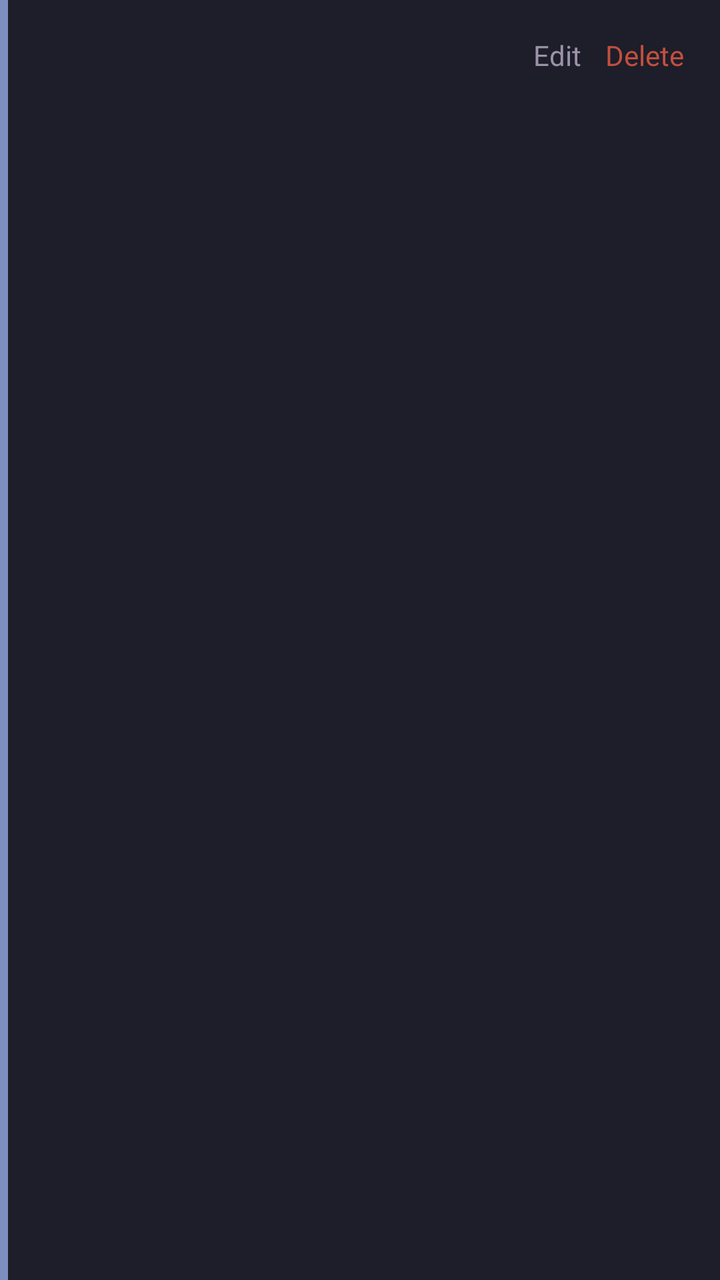
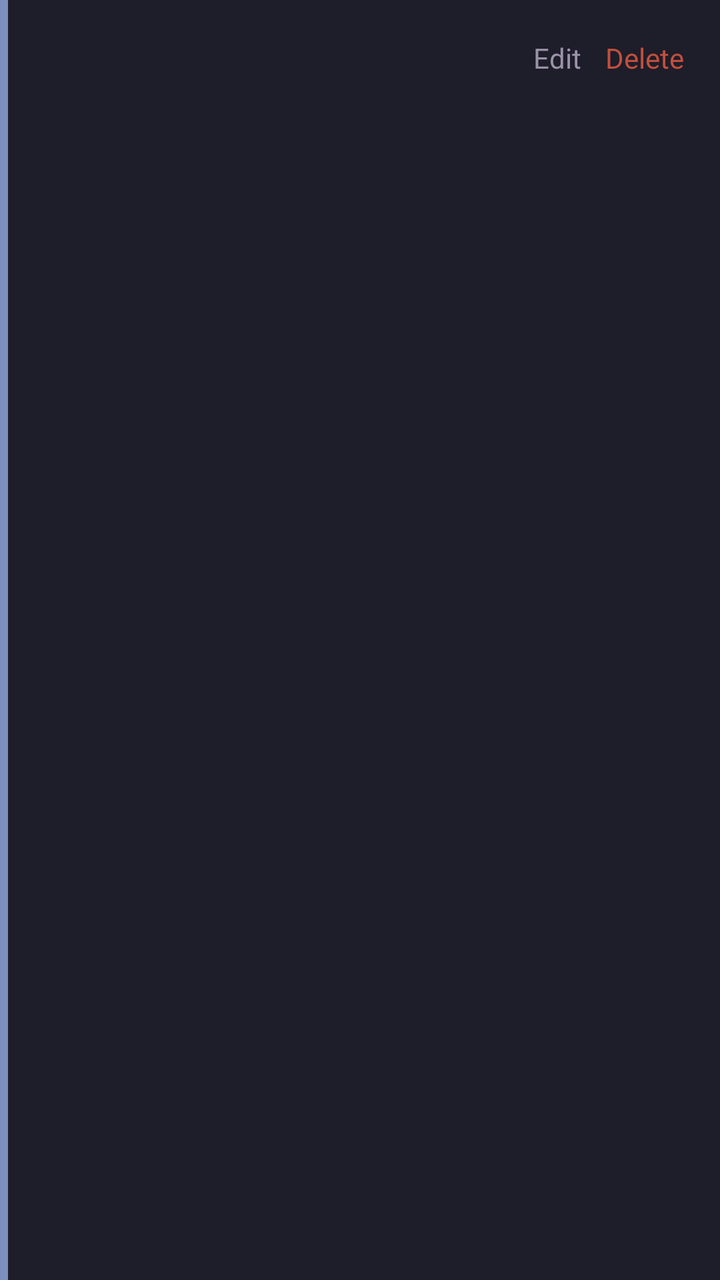

Screens rendered from an Android XML layout before and after an edit, with the pre-edit source and the edit as a unified diff.
<!-- AndroidManifest.xml: application theme Theme.WanderersGrimoire -->
<!-- res/layout/item_row.xml -->
<?xml version="1.0" encoding="utf-8"?>
<LinearLayout xmlns:android="http://schemas.android.com/apk/res/android"
    android:layout_width="match_parent"
    android:layout_height="wrap_content"
    android:orientation="horizontal"
    android:background="@color/paper2"
    android:layout_marginBottom="10dp">

    <View
        android:id="@+id/typeStrip"
        android:layout_width="4dp"
        android:layout_height="match_parent"
        android:background="@color/note" />

    <LinearLayout
        android:layout_width="0dp"
        android:layout_weight="1"
        android:layout_height="wrap_content"
        android:orientation="vertical"
        android:padding="12dp">

        <LinearLayout
            android:layout_width="match_parent"
            android:layout_height="wrap_content"
            android:orientation="horizontal"
            android:gravity="center_vertical">

            <CheckBox
                android:id="@+id/taskCheck"
                android:layout_width="wrap_content"
                android:layout_height="wrap_content"
                android:visibility="gone" />

            <TextView
                android:id="@+id/itemTitle"
                android:layout_width="0dp"
                android:layout_height="wrap_content"
                android:layout_weight="1"
                android:textStyle="bold"
                android:textColor="@color/ink"
                android:textSize="16sp" />

            <TextView
                android:id="@+id/editBtn"
                android:layout_width="wrap_content"
                android:layout_height="wrap_content"
                android:text="Edit"
                android:textColor="@color/ink_dim"
                android:padding="6dp"
                android:clickable="true"
                android:focusable="true" />

            <TextView
                android:id="@+id/deleteBtn"
                android:layout_width="wrap_content"
                android:layout_height="wrap_content"
                android:text="Delete"
                android:textColor="@color/danger"
                android:padding="6dp"
                android:clickable="true"
                android:focusable="true" />
        </LinearLayout>

        <ImageView
            android:id="@+id/itemImage"
            android:layout_width="match_parent"
            android:layout_height="160dp"
            android:layout_marginTop="8dp"
            android:scaleType="centerCrop"
            android:adjustViewBounds="true"
            android:visibility="gone" />

        <TextView
            android:id="@+id/itemBody"
            android:layout_width="match_parent"
            android:layout_height="wrap_content"
            android:textColor="@color/ink_dim"
            android:layout_marginTop="4dp"
            android:visibility="gone" />

        <TextView
            android:id="@+id/itemFolderTag"
            android:layout_width="wrap_content"
            android:layout_height="wrap_content"
            android:textColor="@color/ink_dim"
            android:textSize="12sp"
            android:layout_marginTop="6dp"
            android:visibility="gone" />

    </LinearLayout>

</LinearLayout>
<!-- resources referenced by this layout -->
<resources>
  <color name="danger">#C1503D</color>
  <color name="ink">#EDE3C8</color>
  <color name="ink_dim">#9B92A8</color>
  <color name="note">#7C8FBF</color>
  <color name="paper2">#1E1D2A</color>
  <style name="Theme.WanderersGrimoire" parent="Theme.Material3.DayNight.NoActionBar">
          <item name="colorPrimary">@color/pin</item>
          <item name="android:windowBackground">@color/paper</item>
          <item name="android:statusBarColor">@color/paper</item>
          <item name="android:windowLightStatusBar">false</item>
      </style>
  <color name="pin">#D4AF6A</color>
  <color name="paper">#14131C</color>
</resources>

<!-- the commit's change to res/layout/item_row.xml (unified diff, before → after) -->
@@ -41,6 +41,16 @@
                 android:textSize="16sp" />
 
             <TextView
+                android:id="@+id/starBtn"
+                android:layout_width="wrap_content"
+                android:layout_height="wrap_content"
+                android:textColor="@color/gold"
+                android:textSize="16sp"
+                android:padding="6dp"
+                android:clickable="true"
+                android:focusable="true" />
+
+            <TextView
                 android:id="@+id/editBtn"
                 android:layout_width="wrap_content"
                 android:layout_height="wrap_content"
@@ -71,6 +81,16 @@
             android:visibility="gone" />
 
         <TextView
+            android:id="@+id/itemSubtitle"
+            android:layout_width="match_parent"
+            android:layout_height="wrap_content"
+            android:textColor="@color/ink_dim"
+            android:textSize="12sp"
+            android:textStyle="bold"
+            android:layout_marginTop="6dp"
+            android:visibility="gone" />
+
+        <TextView
             android:id="@+id/itemBody"
             android:layout_width="match_parent"
             android:layout_height="wrap_content"
@@ -78,14 +98,30 @@
             android:layout_marginTop="4dp"
             android:visibility="gone" />
 
-        <TextView
-            android:id="@+id/itemFolderTag"
-            android:layout_width="wrap_content"
+        <LinearLayout
+            android:layout_width="match_parent"
             android:layout_height="wrap_content"
-            android:textColor="@color/ink_dim"
-            android:textSize="12sp"
-            android:layout_marginTop="6dp"
-            android:visibility="gone" />
+            android:orientation="horizontal"
+            android:gravity="center_vertical"
+            android:layout_marginTop="8dp">
+
+            <TextView
+                android:id="@+id/itemFolderTag"
+                android:layout_width="0dp"
+                android:layout_height="wrap_content"
+                android:layout_weight="1"
+                android:textColor="@color/ink_dim"
+                android:textSize="12sp"
+                android:visibility="gone" />
+
+            <TextView
+                android:id="@+id/itemTime"
+                android:layout_width="wrap_content"
+                android:layout_height="wrap_content"
+                android:textColor="@color/ink_dim"
+                android:textSize="11sp" />
+
+        </LinearLayout>
 
     </LinearLayout>
 
<!-- resource entries referenced after the edit -->
@@ -1,17 +1,17 @@
 <!-- resources referenced by this layout -->
 <resources>
   <color name="danger">#C1503D</color>
+  <color name="gold">#D4AF6A</color>
   <color name="ink">#EDE3C8</color>
   <color name="ink_dim">#9B92A8</color>
   <color name="note">#7C8FBF</color>
   <color name="paper2">#1E1D2A</color>
   <style name="Theme.WanderersGrimoire" parent="Theme.Material3.DayNight.NoActionBar">
-          <item name="colorPrimary">@color/pin</item>
+          <item name="colorPrimary">@color/gold</item>
           <item name="android:windowBackground">@color/paper</item>
           <item name="android:statusBarColor">@color/paper</item>
           <item name="android:windowLightStatusBar">false</item>
       </style>
-  <color name="pin">#D4AF6A</color>
   <color name="paper">#14131C</color>
 </resources>
 
